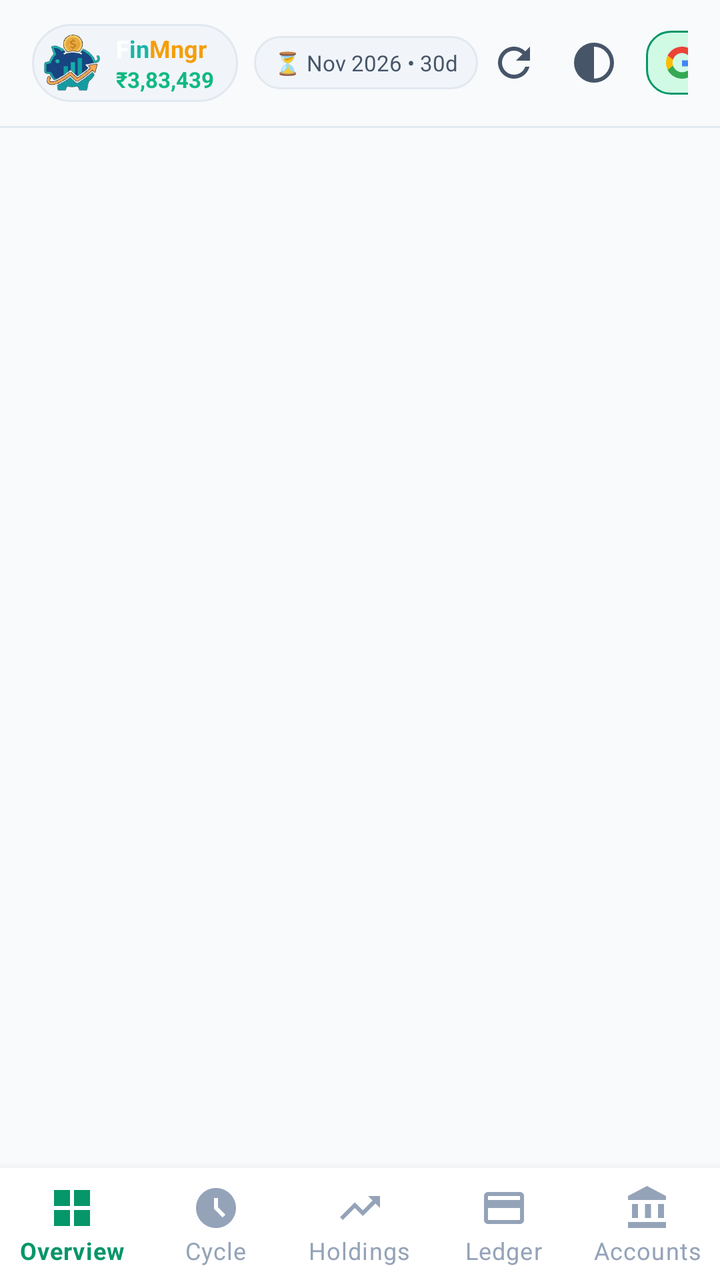
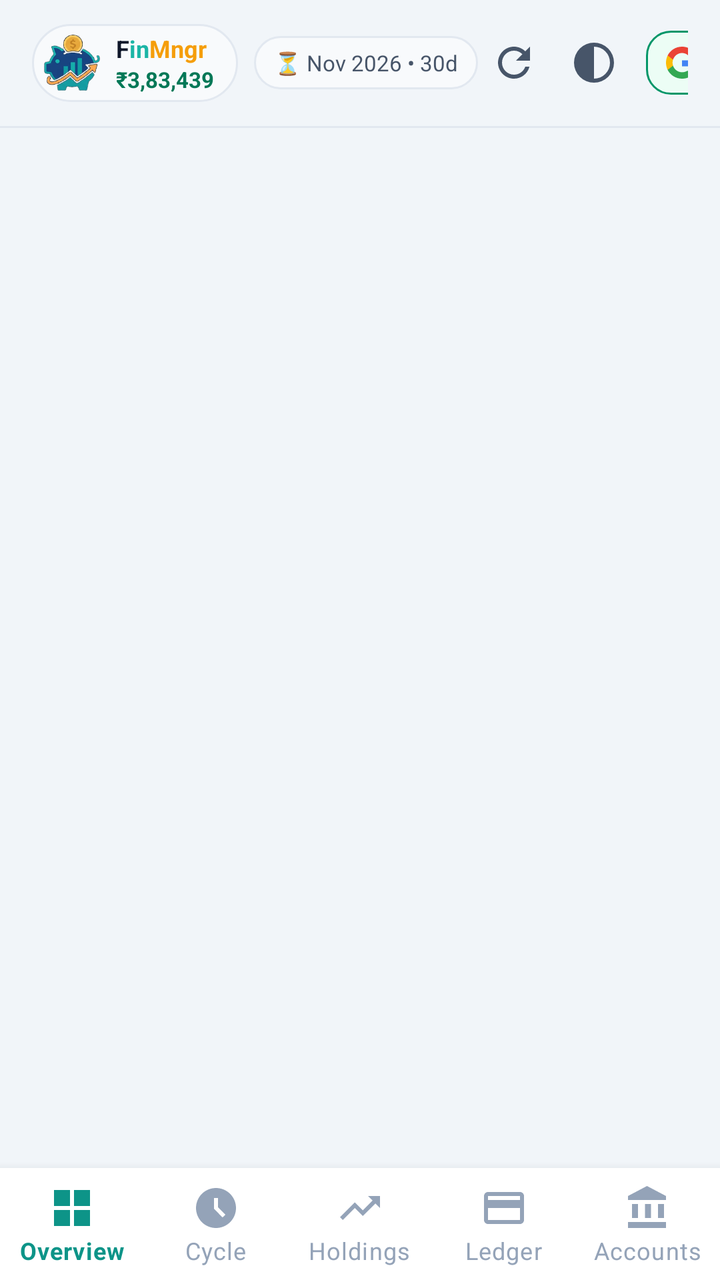

Before-and-after screenshots of an Android layout around one commit, followed by the original layout XML and the change that was made.
<!-- AndroidManifest.xml: activity theme AppTheme.NoActionBarLaunch -->
<!-- res/layout/activity_main.xml -->
<?xml version="1.0" encoding="utf-8"?>
<androidx.coordinatorlayout.widget.CoordinatorLayout
    xmlns:android="http://schemas.android.com/apk/res/android"
    xmlns:app="http://schemas.android.com/apk/res-auto"
    xmlns:tools="http://schemas.android.com/tools"
    android:layout_width="match_parent"
    android:layout_height="match_parent"
    android:background="@color/bg_dark">

    <LinearLayout
        android:layout_width="match_parent"
        android:layout_height="match_parent"
        android:orientation="vertical">

        
        <LinearLayout
            android:id="@+id/headerLayout"
            android:layout_width="match_parent"
            android:layout_height="wrap_content"
            android:orientation="horizontal"
            android:gravity="center_vertical"
            android:paddingStart="16dp"
            android:paddingEnd="16dp"
            android:paddingTop="12dp"
            android:paddingBottom="12dp"
            android:background="@color/bg_dark">

            
            <LinearLayout
                android:layout_width="wrap_content"
                android:layout_height="wrap_content"
                android:orientation="horizontal"
                android:gravity="center_vertical"
                android:background="@drawable/bg_pill_dark"
                android:paddingStart="6dp"
                android:paddingEnd="12dp"
                android:paddingTop="4dp"
                android:paddingBottom="4dp">

                <ImageView
                    android:layout_width="28dp"
                    android:layout_height="28dp"
                    android:src="@drawable/ic_finmngr_piggy"
                    android:contentDescription="FinMngr Logo" />

                <LinearLayout
                    android:layout_width="wrap_content"
                    android:layout_height="wrap_content"
                    android:orientation="vertical"
                    android:layout_marginStart="8dp">

                    <LinearLayout
                        android:layout_width="wrap_content"
                        android:layout_height="wrap_content"
                        android:orientation="horizontal">

                        <TextView
                            android:layout_width="wrap_content"
                            android:layout_height="wrap_content"
                            android:text="F"
                            android:textColor="#FFFFFF"
                            android:textSize="12sp"
                            android:textStyle="bold" />

                        <TextView
                            android:layout_width="wrap_content"
                            android:layout_height="wrap_content"
                            android:text="in"
                            android:textColor="#1BB5A6"
                            android:textSize="12sp"
                            android:textStyle="bold" />

                        <TextView
                            android:layout_width="wrap_content"
                            android:layout_height="wrap_content"
                            android:text="Mngr"
                            android:textColor="#F59E0B"
                            android:textSize="12sp"
                            android:textStyle="bold" />
                    </LinearLayout>

                    <TextView
                        android:id="@+id/tvHeaderNetWorth"
                        android:layout_width="wrap_content"
                        android:layout_height="wrap_content"
                        android:text="₹3,83,439"
                        android:textColor="@color/green_mint"
                        android:textSize="11sp"
                        android:textStyle="bold" />
                </LinearLayout>
            </LinearLayout>

            
            <TextView
                android:id="@+id/tvHeaderCycle"
                android:layout_width="wrap_content"
                android:layout_height="wrap_content"
                android:layout_marginStart="8dp"
                android:background="@drawable/bg_pill_dark"
                android:paddingStart="10dp"
                android:paddingEnd="10dp"
                android:paddingTop="6dp"
                android:paddingBottom="6dp"
                android:text="⏳ Nov 2026 • 30d"
                android:textColor="@color/text_secondary"
                android:textSize="11sp" />

            <View
                android:layout_width="0dp"
                android:layout_height="1dp"
                android:layout_weight="1" />

            
            <ImageButton
                android:id="@+id/btnRefresh"
                android:layout_width="36dp"
                android:layout_height="36dp"
                android:background="?attr/selectableItemBackgroundBorderless"
                android:src="@drawable/ic_refresh"
                android:contentDescription="Refresh Google Sheet"
                android:padding="6dp" />

            
            <ImageButton
                android:id="@+id/btnThemeToggle"
                android:layout_width="36dp"
                android:layout_height="36dp"
                android:layout_marginStart="4dp"
                android:background="?attr/selectableItemBackgroundBorderless"
                android:src="@drawable/ic_theme_toggle"
                android:contentDescription="Toggle Pastel Theme"
                android:padding="6dp" />

            
            <LinearLayout
                android:id="@+id/btnGoogleAuth"
                android:layout_width="wrap_content"
                android:layout_height="32dp"
                android:layout_marginStart="8dp"
                android:orientation="horizontal"
                android:gravity="center_vertical"
                android:background="@drawable/bg_chip_green"
                android:paddingStart="10dp"
                android:paddingEnd="10dp"
                android:clickable="true"
                android:focusable="true">

                <ImageView
                    android:id="@+id/ivGoogleIcon"
                    android:layout_width="16dp"
                    android:layout_height="16dp"
                    android:src="@drawable/ic_google" />

                <TextView
                    android:id="@+id/tvGoogleAuthText"
                    android:layout_width="wrap_content"
                    android:layout_height="wrap_content"
                    android:layout_marginStart="6dp"
                    android:text="Sign In"
                    android:textColor="@color/green_mint"
                    android:textSize="12sp"
                    android:textStyle="bold" />
            </LinearLayout>
        </LinearLayout>

        
        <View
            android:layout_width="match_parent"
            android:layout_height="1dp"
            android:background="@color/border_dark" />

        
        <ProgressBar
            android:id="@+id/progressBarGlobalSync"
            style="?android:attr/progressBarStyleHorizontal"
            android:layout_width="match_parent"
            android:layout_height="3dp"
            android:indeterminate="true"
            android:indeterminateTint="@color/colorPrimary"
            android:visibility="gone" />

        
        <FrameLayout
            android:id="@+id/fragmentContainer"
            android:layout_width="match_parent"
            android:layout_height="0dp"
            android:layout_weight="1" />

        
        <LinearLayout
            android:id="@+id/layoutUnauthorized"
            android:layout_width="match_parent"
            android:layout_height="0dp"
            android:layout_weight="1"
            android:orientation="vertical"
            android:gravity="center"
            android:padding="28dp"
            android:visibility="gone"
            android:background="@color/bg_dark">

            <ImageView
                android:layout_width="150dp"
                android:layout_height="48dp"
                android:layout_marginBottom="24dp"
                android:src="@drawable/logo_finmngr"
                android:adjustViewBounds="true"
                android:contentDescription="FinMngr Logo" />

            
            <FrameLayout
                android:layout_width="88dp"
                android:layout_height="88dp"
                android:background="@drawable/bg_pill_dark">

                <ImageView
                    android:id="@+id/ivUnauthorizedIcon"
                    android:layout_width="44dp"
                    android:layout_height="44dp"
                    android:layout_gravity="center"
                    android:src="@drawable/ic_lock"
                    app:tint="@color/red_rose" />
            </FrameLayout>

            <TextView
                android:id="@+id/tvUnauthorizedTitle"
                android:layout_width="wrap_content"
                android:layout_height="wrap_content"
                android:layout_marginTop="20dp"
                android:text="You are not authorized"
                android:textColor="@color/red_rose"
                android:textSize="22sp"
                android:textStyle="bold"
                android:gravity="center" />

            <TextView
                android:id="@+id/tvUnauthorizedReason"
                android:layout_width="match_parent"
                android:layout_height="wrap_content"
                android:layout_marginTop="12dp"
                android:text="Access is restricted to samiyasti@gmail.com.\nPlease sign in with the authorized Google account to view or edit your financial data."
                android:textColor="@color/text_secondary"
                android:textSize="14sp"
                android:lineSpacingExtra="4dp"
                android:gravity="center" />

            <com.google.android.material.button.MaterialButton
                android:id="@+id/btnUnauthorizedAction"
                android:layout_width="wrap_content"
                android:layout_height="52dp"
                android:layout_marginTop="28dp"
                android:paddingStart="24dp"
                android:paddingEnd="24dp"
                android:text="Sign in with samiyasti@gmail.com"
                android:textColor="#FFFFFF"
                android:textSize="14sp"
                android:textStyle="bold"
                app:backgroundTint="@color/colorPrimary"
                app:cornerRadius="26dp"
                app:icon="@drawable/ic_google"
                app:iconTint="@null"
                app:iconGravity="textStart" />
        </LinearLayout>

        
        <com.google.android.material.bottomnavigation.BottomNavigationView
            android:id="@+id/bottomNavigation"
            android:layout_width="match_parent"
            android:layout_height="wrap_content"
            android:background="@color/nav_bottom_bg"
            app:itemIconTint="@color/nav_item_tint"
            app:itemTextColor="@color/nav_item_tint"
            app:itemRippleColor="@color/green_bg"
            app:labelVisibilityMode="labeled"
            app:menu="@menu/bottom_nav_menu" />

    </LinearLayout>



    
    <LinearLayout
        android:id="@+id/layoutInAppToast"
        android:layout_width="wrap_content"
        android:layout_height="wrap_content"
        android:layout_gravity="bottom|center_horizontal"
        android:layout_marginBottom="72dp"
        android:background="@drawable/bg_pill_dark"
        android:elevation="12dp"
        android:gravity="center_vertical"
        android:orientation="horizontal"
        android:paddingStart="14dp"
        android:paddingTop="10dp"
        android:paddingEnd="16dp"
        android:paddingBottom="10dp"
        android:visibility="gone">

        <ProgressBar
            android:id="@+id/pbToastSpinner"
            android:layout_width="16dp"
            android:layout_height="16dp"
            android:indeterminate="true"
            android:indeterminateTint="@color/colorPrimary"
            android:visibility="gone" />

        <ImageView
            android:id="@+id/ivToastIcon"
            android:layout_width="18dp"
            android:layout_height="18dp"
            android:src="@drawable/ic_finmngr_piggy"
            android:contentDescription="Toast Icon" />

        <TextView
            android:id="@+id/tvToastMessage"
            android:layout_width="wrap_content"
            android:layout_height="wrap_content"
            android:layout_marginStart="8dp"
            android:maxWidth="280dp"
            android:textColor="@color/text_primary"
            android:textSize="12.5sp"
            android:textStyle="bold" />
    </LinearLayout>

</androidx.coordinatorlayout.widget.CoordinatorLayout>
<!-- resources referenced by this layout -->
<resources>
  <color name="bg_dark">#F8FAFC</color>
  <color name="border_dark">#E2E8F0</color>
  <color name="colorPrimary">#059669</color>
  <color name="green_bg">#D1FAE5</color>
  <color name="green_mint">#10B981</color>
  <color name="nav_bottom_bg">#FFFFFF</color>
  <color name="red_rose">#E11D48</color>
  <color name="text_primary">#0F172A</color>
  <color name="text_secondary">#475569</color>
  <!-- drawable bg_chip_green (drawable) -->
  <?xml version="1.0" encoding="utf-8"?>
  <shape xmlns:android="http://schemas.android.com/apk/res/android"
      android:shape="rectangle">
      <solid android:color="@color/green_bg" />
      <corners android:radius="12dp" />
      <stroke
          android:width="1dp"
          android:color="@color/green_emerald" />
  </shape>
  <!-- drawable bg_pill_dark (drawable) -->
  <?xml version="1.0" encoding="utf-8"?>
  <shape xmlns:android="http://schemas.android.com/apk/res/android"
      android:shape="rectangle">
      <solid android:color="@color/bg_card_secondary" />
      <corners android:radius="20dp" />
      <stroke
          android:width="1dp"
          android:color="@color/border_dark" />
  </shape>
  <!-- drawable ic_lock (drawable) -->
  <vector xmlns:android="http://schemas.android.com/apk/res/android"
      android:width="24dp"
      android:height="24dp"
      android:viewportWidth="24"
      android:viewportHeight="24">
      <path
          android:fillColor="#FFFFFFFF"
          android:pathData="M18,8h-1V6c0,-2.76 -2.24,-5 -5,-5S7,3.24 7,6v2H6c-1.1,0 -2,0.9 -2,2v10c0,1.1 0.9,2 2,2h12c1.1,0 2,-0.9 2,-2V10c0,-1.1 -0.9,-2 -2,-2zM12,17c-1.1,0 -2,-0.9 -2,-2s0.9,-2 2,-2 2,0.9 2,2 -0.9,2 -2,2zm3.1,-9H8.9V6c0,-1.71 1.39,-3.1 3.1,-3.1 1.71,0 3.1,1.39 3.1,3.1v2z"/>
  </vector>
  <!-- drawable ic_refresh (drawable) -->
  <vector xmlns:android="http://schemas.android.com/apk/res/android"
      android:width="24dp"
      android:height="24dp"
      android:viewportWidth="24"
      android:viewportHeight="24">
    <path
        android:fillColor="@color/text_secondary"
        android:pathData="M17.65,6.35C16.2,4.9 14.21,4 12,4c-4.42,0 -7.99,3.58 -7.99,8s3.57,8 7.99,8c3.73,0 6.84,-2.55 7.73,-6h-2.08c-0.82,2.33 -3.04,4 -5.65,4 -3.31,0 -6,-2.69 -6,-6s2.69,-6 6,-6c1.66,0 3.14,0.69 4.22,1.78L13,11h7V4l-2.35,2.35z"/>
  </vector>
  <!-- drawable ic_theme_toggle (drawable) -->
  <vector xmlns:android="http://schemas.android.com/apk/res/android"
      android:width="24dp"
      android:height="24dp"
      android:viewportWidth="24"
      android:viewportHeight="24">
    
    <path
        android:fillColor="@color/text_secondary"
        android:pathData="M12,2A10,10 0 0,0 2,12A10,10 0 0,0 12,22A10,10 0 0,0 22,12A10,10 0 0,0 12,2M12,4A8,8 0 0,1 20,12A8,8 0 0,1 12,20V4Z"/>
  </vector>
  <style name="AppTheme.NoActionBarLaunch" parent="AppTheme">
      </style>
  <color name="green_emerald">#059669</color>
  <color name="bg_card_secondary">#F1F5F9</color>
  <color name="colorPrimaryDark">#F1F5F9</color>
  <color name="colorAccent">#059669</color>
  <style name="FinMngrBottomSheetDialogTheme" parent="ThemeOverlay.MaterialComponents.BottomSheetDialog">
          <item name="bottomSheetStyle">@style/FinMngrBottomSheetModal</item>
      </style>
  <style name="FinMngrBottomSheetModal" parent="Widget.MaterialComponents.BottomSheet.Modal">
          <item name="android:background">@android:color/transparent</item>
      </style>
  <!-- unchanged entries left out for length: 4 -->
</resources>

<!-- the commit's change to res/layout/activity_main.xml (unified diff, before → after) -->
@@ -58,7 +58,7 @@
                             android:layout_width="wrap_content"
                             android:layout_height="wrap_content"
                             android:text="F"
-                            android:textColor="#FFFFFF"
+                            android:textColor="@color/text_primary"
                             android:textSize="12sp"
                             android:textStyle="bold" />
 
@@ -251,7 +251,7 @@
                 android:paddingStart="24dp"
                 android:paddingEnd="24dp"
                 android:text="Sign in with samiyasti@gmail.com"
-                android:textColor="#FFFFFF"
+                android:textColor="@color/text_on_primary"
                 android:textSize="14sp"
                 android:textStyle="bold"
                 app:backgroundTint="@color/colorPrimary"
<!-- resource entries referenced after the edit -->
@@ -1,12 +1,13 @@
 <!-- resources referenced by this layout -->
 <resources>
-  <color name="bg_dark">#F8FAFC</color>
+  <color name="bg_dark">#F1F5F9</color>
   <color name="border_dark">#E2E8F0</color>
-  <color name="colorPrimary">#059669</color>
-  <color name="green_bg">#D1FAE5</color>
-  <color name="green_mint">#10B981</color>
+  <color name="colorPrimary">#0D9488</color>
+  <color name="green_bg">#ECFDF5</color>
+  <color name="green_mint">#047857</color>
   <color name="nav_bottom_bg">#FFFFFF</color>
-  <color name="red_rose">#E11D48</color>
+  <color name="red_rose">#E05263</color>
+  <color name="text_on_primary">#FFFFFF</color>
   <color name="text_primary">#0F172A</color>
   <color name="text_secondary">#475569</color>
   <!-- drawable bg_chip_green (drawable) -->
@@ -63,9 +64,9 @@
   <style name="AppTheme.NoActionBarLaunch" parent="AppTheme">
       </style>
   <color name="green_emerald">#059669</color>
-  <color name="bg_card_secondary">#F1F5F9</color>
-  <color name="colorPrimaryDark">#F1F5F9</color>
-  <color name="colorAccent">#059669</color>
+  <color name="bg_card_secondary">#F8FAFC</color>
+  <color name="colorPrimaryDark">#E2E8F0</color>
+  <color name="colorAccent">#0D9488</color>
   <style name="FinMngrBottomSheetDialogTheme" parent="ThemeOverlay.MaterialComponents.BottomSheetDialog">
           <item name="bottomSheetStyle">@style/FinMngrBottomSheetModal</item>
       </style>
